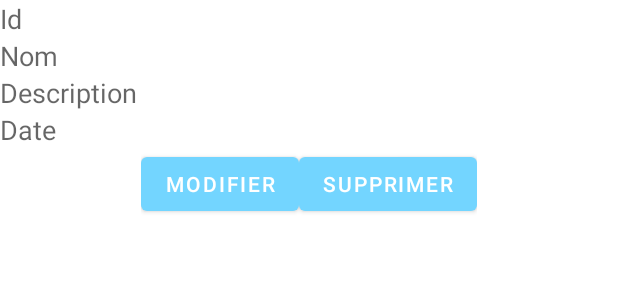
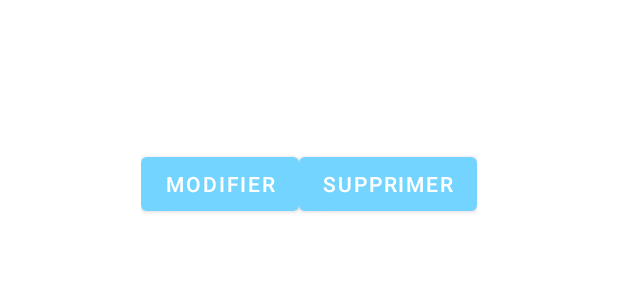
Before and after one commit to Pablo-Rio/MyTodoList, an Android app: the layout custom_list.xml on its own in the app's theme, with its tools: preview values and no code run, on a phone screen of 412 x 824 dp. Shown: the top 300 px of the screen. Run offline under Robolectric (Android 15) with nearby library versions, the phone set to English and light mode, and no system bars.

Commit message:
Convertion des pages

```diff
--- a/app/src/main/java/iut/project/mytodolist/MainActivity.kt
+++ b/app/src/main/java/iut/project/mytodolist/MainActivity.kt
@@ -82,6 +82,10 @@ class MainActivity : AppCompatActivity() {
         val taskArrayDescription = Array<String>(task.size) { "null" }
         val taskArrayDate = Array<String>(task.size) { "0" }
         var index = 0
+
+        val main = findViewById<View>(R.id.content_main).visibility
+
+        if (main == View.VISIBLE) {
             for (tas in task) {
                 taskArrayId[index] = tas.taskId.toString()
                 taskArrayName[index] = tas.taskName
@@ -98,6 +102,7 @@ class MainActivity : AppCompatActivity() {
                 taskArrayDate
             )
             findViewById<ListView>(R.id.listView).adapter = myListAdapter
+        }
     }
 
     //method for updating records based on user id
--- a/app/src/main/res/layout/custom_list.xml
+++ b/app/src/main/res/layout/custom_list.xml
@@ -9,14 +9,12 @@
         android:id="@+id/textViewId"
         android:layout_width="match_parent"
         android:layout_height="wrap_content"
-        android:text="@string/id"
         android:textAppearance="@style/Base.TextAppearance.AppCompat.Medium" />
 
     <TextView
         android:id="@+id/textViewName"
         android:layout_width="match_parent"
         android:layout_height="wrap_content"
-        android:text="@string/name"
         android:textAppearance="@style/Base.TextAppearance.AppCompat.Medium"
         android:contentDescription="" />
 
@@ -24,7 +22,6 @@
         android:id="@+id/textViewDescription"
         android:layout_width="match_parent"
         android:layout_height="wrap_content"
-        android:text="@string/description"
         android:textAppearance="@style/Base.TextAppearance.AppCompat.Medium"
         android:contentDescription="" />
 
@@ -32,7 +29,6 @@
         android:id="@+id/textViewDate"
         android:layout_width="match_parent"
         android:layout_height="wrap_content"
-        android:text="@string/date"
         android:textAppearance="@style/Base.TextAppearance.AppCompat.Medium"
         android:contentDescription="" />
 
```
Lines whose indentation alone changed are shown as unchanged.
